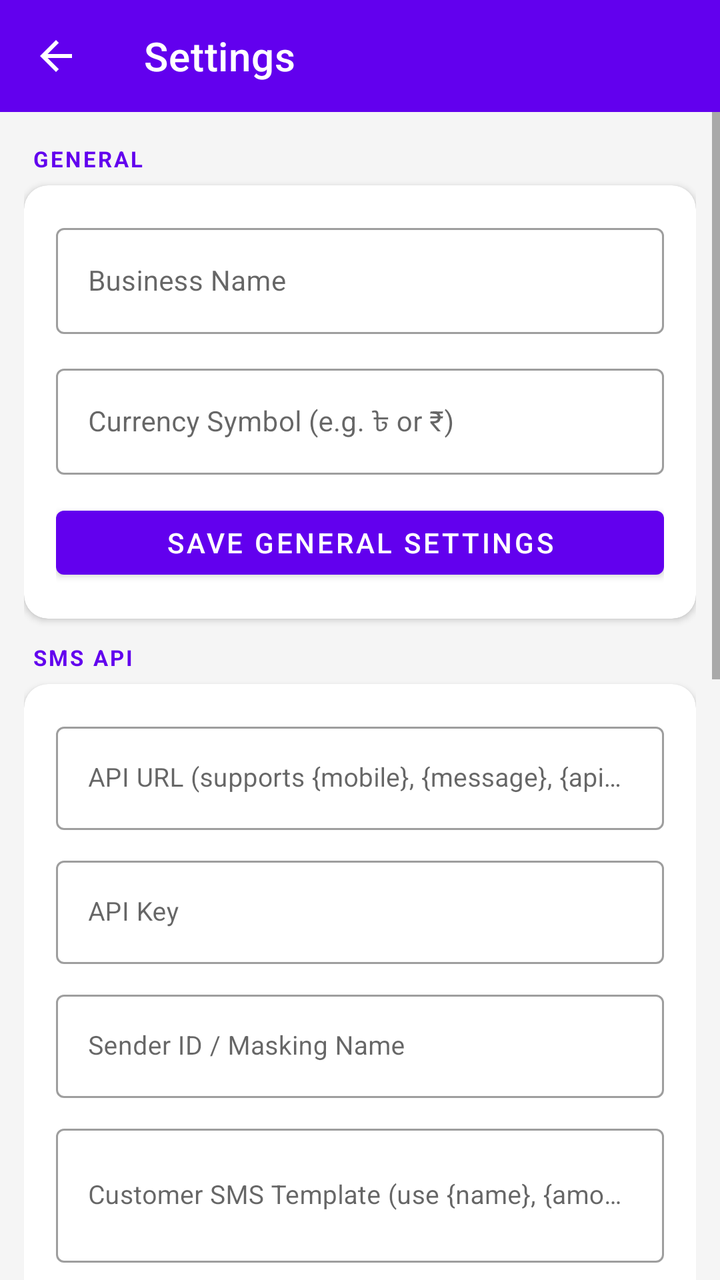
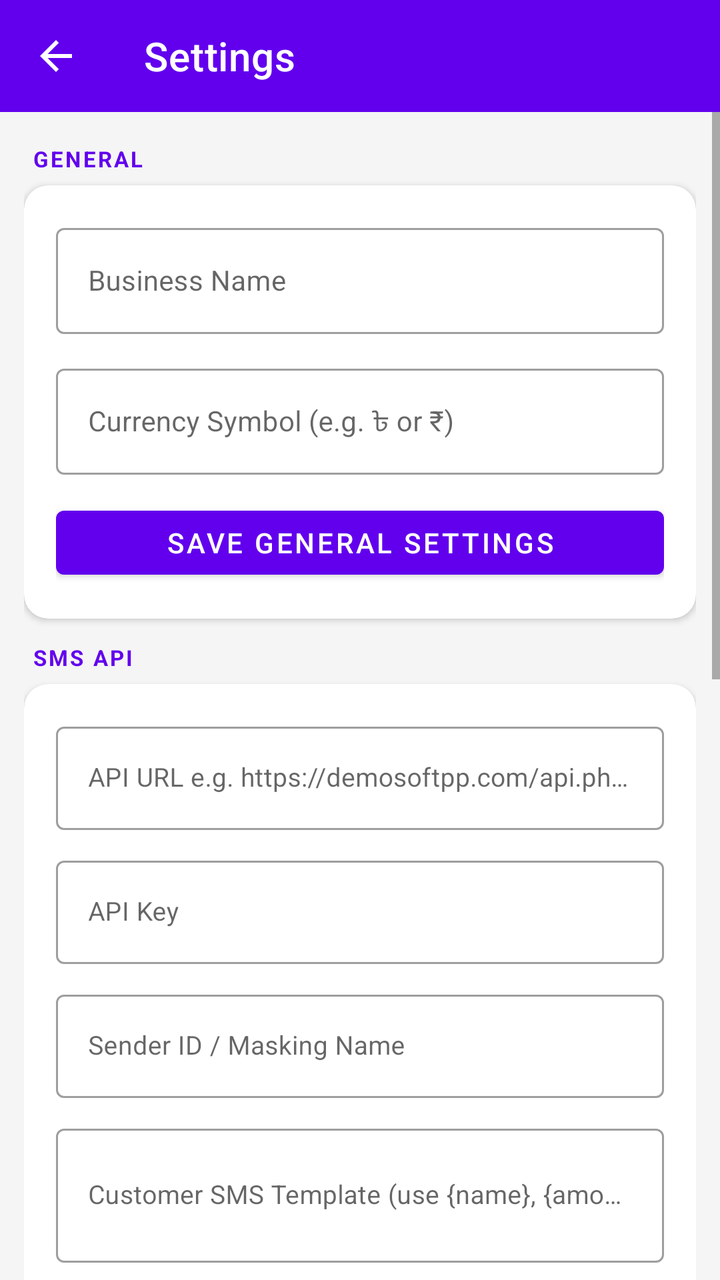

Compare the two renders of this Android layout. The source of the first and the diff that turns it into the second are given below.
<!-- AndroidManifest.xml: application theme Theme.MyEKhata -->
<!-- res/layout/activity_settings.xml -->
<?xml version="1.0" encoding="utf-8"?>
<LinearLayout
    xmlns:android="http://schemas.android.com/apk/res/android"
    xmlns:app="http://schemas.android.com/apk/res-auto"
    android:layout_width="match_parent"
    android:layout_height="match_parent"
    android:orientation="vertical"
    android:background="@color/background">

    <com.google.android.material.appbar.MaterialToolbar
        android:id="@+id/toolbar"
        android:layout_width="match_parent"
        android:layout_height="56dp"
        android:background="@color/primary"
        app:navigationIcon="@drawable/ic_arrow_back"
        app:navigationIconTint="@color/white"
        app:titleTextColor="@color/white"
        app:title="Settings" />

    <ScrollView
        android:layout_width="match_parent"
        android:layout_height="match_parent">

        <LinearLayout
            android:layout_width="match_parent"
            android:layout_height="wrap_content"
            android:orientation="vertical"
            android:padding="12dp">

            
            <TextView android:layout_width="wrap_content" android:layout_height="wrap_content"
                android:text="GENERAL" android:textColor="@color/primary" android:textSize="11sp"
                android:textAllCaps="true" android:letterSpacing="0.1" android:textStyle="bold"
                android:layout_marginStart="4dp" android:layout_marginBottom="6dp" android:layout_marginTop="4dp"/>

            <androidx.cardview.widget.CardView android:layout_width="match_parent"
                android:layout_height="wrap_content" android:layout_marginBottom="12dp"
                app:cardCornerRadius="12dp" app:cardElevation="2dp">
                <LinearLayout android:layout_width="match_parent" android:layout_height="wrap_content"
                    android:orientation="vertical" android:padding="16dp">

                    <com.google.android.material.textfield.TextInputLayout android:layout_width="match_parent"
                        android:layout_height="wrap_content" android:layout_marginBottom="12dp"
                        android:hint="Business Name" style="@style/Widget.MaterialComponents.TextInputLayout.OutlinedBox">
                        <com.google.android.material.textfield.TextInputEditText android:id="@+id/et_business_name"
                            android:layout_width="match_parent" android:layout_height="wrap_content"
                            android:inputType="textCapWords" android:textSize="14sp" />
                    </com.google.android.material.textfield.TextInputLayout>

                    <com.google.android.material.textfield.TextInputLayout android:layout_width="match_parent"
                        android:layout_height="wrap_content" android:layout_marginBottom="12dp"
                        android:hint="Currency Symbol (e.g. ৳ or ₹)" style="@style/Widget.MaterialComponents.TextInputLayout.OutlinedBox">
                        <com.google.android.material.textfield.TextInputEditText android:id="@+id/et_currency_symbol"
                            android:layout_width="match_parent" android:layout_height="wrap_content"
                            android:textSize="14sp" />
                    </com.google.android.material.textfield.TextInputLayout>

                    <com.google.android.material.button.MaterialButton android:id="@+id/btn_save_general"
                        android:layout_width="match_parent" android:layout_height="44dp"
                        android:text="Save General Settings" app:backgroundTint="@color/primary"
                        android:textColor="@color/white" />
                </LinearLayout>
            </androidx.cardview.widget.CardView>

            
            <TextView android:layout_width="wrap_content" android:layout_height="wrap_content"
                android:text="SMS API" android:textColor="@color/primary" android:textSize="11sp"
                android:textAllCaps="true" android:letterSpacing="0.1" android:textStyle="bold"
                android:layout_marginStart="4dp" android:layout_marginBottom="6dp"/>

            <androidx.cardview.widget.CardView android:layout_width="match_parent"
                android:layout_height="wrap_content" android:layout_marginBottom="12dp"
                app:cardCornerRadius="12dp" app:cardElevation="2dp">
                <LinearLayout android:layout_width="match_parent" android:layout_height="wrap_content"
                    android:orientation="vertical" android:padding="16dp">

                    <com.google.android.material.textfield.TextInputLayout android:layout_width="match_parent"
                        android:layout_height="wrap_content" android:layout_marginBottom="10dp"
                        android:hint="API URL (supports {mobile}, {message}, {api_key}, {sender_id})"
                        style="@style/Widget.MaterialComponents.TextInputLayout.OutlinedBox">
                        <com.google.android.material.textfield.TextInputEditText android:id="@+id/et_sms_api_url"
                            android:layout_width="match_parent" android:layout_height="wrap_content"
                            android:inputType="textUri" android:textSize="13sp" />
                    </com.google.android.material.textfield.TextInputLayout>

                    <com.google.android.material.textfield.TextInputLayout android:layout_width="match_parent"
                        android:layout_height="wrap_content" android:layout_marginBottom="10dp"
                        android:hint="API Key" style="@style/Widget.MaterialComponents.TextInputLayout.OutlinedBox">
                        <com.google.android.material.textfield.TextInputEditText android:id="@+id/et_sms_api_key"
                            android:layout_width="match_parent" android:layout_height="wrap_content"
                            android:textSize="13sp" />
                    </com.google.android.material.textfield.TextInputLayout>

                    <com.google.android.material.textfield.TextInputLayout android:layout_width="match_parent"
                        android:layout_height="wrap_content" android:layout_marginBottom="10dp"
                        android:hint="Sender ID / Masking Name" style="@style/Widget.MaterialComponents.TextInputLayout.OutlinedBox">
                        <com.google.android.material.textfield.TextInputEditText android:id="@+id/et_sms_sender_id"
                            android:layout_width="match_parent" android:layout_height="wrap_content"
                            android:textSize="13sp" />
                    </com.google.android.material.textfield.TextInputLayout>

                    <com.google.android.material.textfield.TextInputLayout android:layout_width="match_parent"
                        android:layout_height="wrap_content" android:layout_marginBottom="10dp"
                        android:hint="Customer SMS Template (use {name}, {amount}, {business})"
                        style="@style/Widget.MaterialComponents.TextInputLayout.OutlinedBox">
                        <com.google.android.material.textfield.TextInputEditText android:id="@+id/et_sms_template_customer"
                            android:layout_width="match_parent" android:layout_height="wrap_content"
                            android:inputType="textMultiLine" android:minLines="2" android:textSize="13sp" />
                    </com.google.android.material.textfield.TextInputLayout>

                    <com.google.android.material.textfield.TextInputLayout android:layout_width="match_parent"
                        android:layout_height="wrap_content" android:layout_marginBottom="12dp"
                        android:hint="Supplier SMS Template"
                        style="@style/Widget.MaterialComponents.TextInputLayout.OutlinedBox">
                        <com.google.android.material.textfield.TextInputEditText android:id="@+id/et_sms_template_supplier"
                            android:layout_width="match_parent" android:layout_height="wrap_content"
                            android:inputType="textMultiLine" android:minLines="2" android:textSize="13sp" />
                    </com.google.android.material.textfield.TextInputLayout>

                    <com.google.android.material.button.MaterialButton android:id="@+id/btn_save_sms_api"
                        android:layout_width="match_parent" android:layout_height="44dp"
                        android:text="Save SMS API Settings" app:backgroundTint="@color/primary"
                        android:textColor="@color/white" />
                </LinearLayout>
            </androidx.cardview.widget.CardView>

            
            <TextView android:layout_width="wrap_content" android:layout_height="wrap_content"
                android:text="AUTO SMS SCHEDULE" android:textColor="@color/primary" android:textSize="11sp"
                android:textAllCaps="true" android:letterSpacing="0.1" android:textStyle="bold"
                android:layout_marginStart="4dp" android:layout_marginBottom="6dp"/>

            <androidx.cardview.widget.CardView android:layout_width="match_parent"
                android:layout_height="wrap_content" android:layout_marginBottom="12dp"
                app:cardCornerRadius="12dp" app:cardElevation="2dp">
                <LinearLayout android:layout_width="match_parent" android:layout_height="wrap_content"
                    android:orientation="vertical" android:padding="16dp">

                    <LinearLayout android:layout_width="match_parent" android:layout_height="wrap_content"
                        android:orientation="horizontal" android:gravity="center_vertical"
                        android:layout_marginBottom="12dp">
                        <TextView android:layout_width="0dp" android:layout_height="wrap_content"
                            android:layout_weight="1" android:text="Enable Global Auto SMS"
                            android:textSize="14sp" android:textColor="@color/text_primary" />
                        <com.google.android.material.switchmaterial.SwitchMaterial
                            android:id="@+id/switch_auto_sms"
                            android:layout_width="wrap_content" android:layout_height="wrap_content" />
                    </LinearLayout>

                    <TextView android:id="@+id/tv_sms_time"
                        android:layout_width="wrap_content" android:layout_height="wrap_content"
                        android:text="Auto send at: 10:00 AM"
                        android:textSize="14sp" android:textColor="@color/text_primary"
                        android:layout_marginBottom="10dp" />

                    <com.google.android.material.button.MaterialButton android:id="@+id/btn_pick_sms_time"
                        android:layout_width="match_parent" android:layout_height="44dp"
                        android:text="Pick Auto Send Time" app:backgroundTint="@color/primary_light"
                        android:textColor="@color/primary_dark"
                        style="@style/Widget.MaterialComponents.Button.OutlinedButton"
                        app:strokeColor="@color/primary" />
                </LinearLayout>
            </androidx.cardview.widget.CardView>

            
            <TextView android:layout_width="wrap_content" android:layout_height="wrap_content"
                android:text="BACKUP" android:textColor="@color/primary" android:textSize="11sp"
                android:textAllCaps="true" android:letterSpacing="0.1" android:textStyle="bold"
                android:layout_marginStart="4dp" android:layout_marginBottom="6dp"/>

            <androidx.cardview.widget.CardView android:layout_width="match_parent"
                android:layout_height="wrap_content" android:layout_marginBottom="24dp"
                app:cardCornerRadius="12dp" app:cardElevation="2dp">
                <LinearLayout android:layout_width="match_parent" android:layout_height="wrap_content"
                    android:orientation="vertical" android:padding="16dp">

                    <com.google.android.material.textfield.TextInputLayout android:layout_width="match_parent"
                        android:layout_height="wrap_content" android:layout_marginBottom="12dp"
                        android:hint="Gmail Address for Backup" style="@style/Widget.MaterialComponents.TextInputLayout.OutlinedBox">
                        <com.google.android.material.textfield.TextInputEditText android:id="@+id/et_gmail_email"
                            android:layout_width="match_parent" android:layout_height="wrap_content"
                            android:inputType="textEmailAddress" android:textSize="14sp" />
                    </com.google.android.material.textfield.TextInputLayout>

                    <LinearLayout android:layout_width="match_parent" android:layout_height="wrap_content"
                        android:orientation="horizontal" android:gravity="center_vertical"
                        android:layout_marginBottom="12dp">
                        <TextView android:layout_width="0dp" android:layout_height="wrap_content"
                            android:layout_weight="1" android:text="Auto Daily Backup"
                            android:textSize="14sp" android:textColor="@color/text_primary" />
                        <com.google.android.material.switchmaterial.SwitchMaterial
                            android:id="@+id/switch_auto_backup"
                            android:layout_width="wrap_content" android:layout_height="wrap_content" />
                    </LinearLayout>

                    <com.google.android.material.button.MaterialButton android:id="@+id/btn_backup_now"
                        android:layout_width="match_parent" android:layout_height="44dp"
                        android:text="Backup Now via Gmail" app:backgroundTint="@color/primary"
                        android:textColor="@color/white" />
                </LinearLayout>
            </androidx.cardview.widget.CardView>

        </LinearLayout>
    </ScrollView>
</LinearLayout>
<!-- resources referenced by this layout -->
<resources>
  <color name="background">#F5F5F5</color>
  <color name="primary">#6200EE</color>
  <color name="primary_dark">#3700B3</color>
  <color name="primary_light">#BB86FC</color>
  <color name="text_primary">#212121</color>
  <color name="white">#FFFFFF</color>
  <!-- drawable ic_arrow_back (drawable) -->
  <vector xmlns:android="http://schemas.android.com/apk/res/android" android:width="24dp" android:height="24dp" android:viewportWidth="24" android:viewportHeight="24">
      <path android:fillColor="#FF000000" android:pathData="M20,11H7.83l5.59,-5.59L12,4l-8,8 8,8 1.41,-1.41L7.83,13H20v-2z"/>
  </vector>
  <style name="Theme.MyEKhata" parent="Theme.MaterialComponents.DayNight.NoActionBar">
          <item name="colorPrimary">@color/primary</item>
          <item name="colorPrimaryVariant">@color/primary_dark</item>
          <item name="colorOnPrimary">@color/white</item>
          <item name="colorSecondary">@color/accent</item>
          <item name="colorSurface">@color/surface</item>
          <item name="android:colorBackground">@color/background</item>
          <item name="android:statusBarColor">@color/primary_dark</item>
      </style>
  <color name="accent">#03DAC5</color>
  <color name="surface">#FFFFFF</color>
</resources>

<!-- the commit's change to res/layout/activity_settings.xml (unified diff, before → after) -->
@@ -76,7 +76,7 @@
 
                     <com.google.android.material.textfield.TextInputLayout android:layout_width="match_parent"
                         android:layout_height="wrap_content" android:layout_marginBottom="10dp"
-                        android:hint="API URL (supports {mobile}, {message}, {api_key}, {sender_id})"
+                        android:hint="API URL e.g. https://demosoftpp.com/api.php?type=sms"
                         style="@style/Widget.MaterialComponents.TextInputLayout.OutlinedBox">
                         <com.google.android.material.textfield.TextInputEditText android:id="@+id/et_sms_api_url"
                             android:layout_width="match_parent" android:layout_height="wrap_content"
